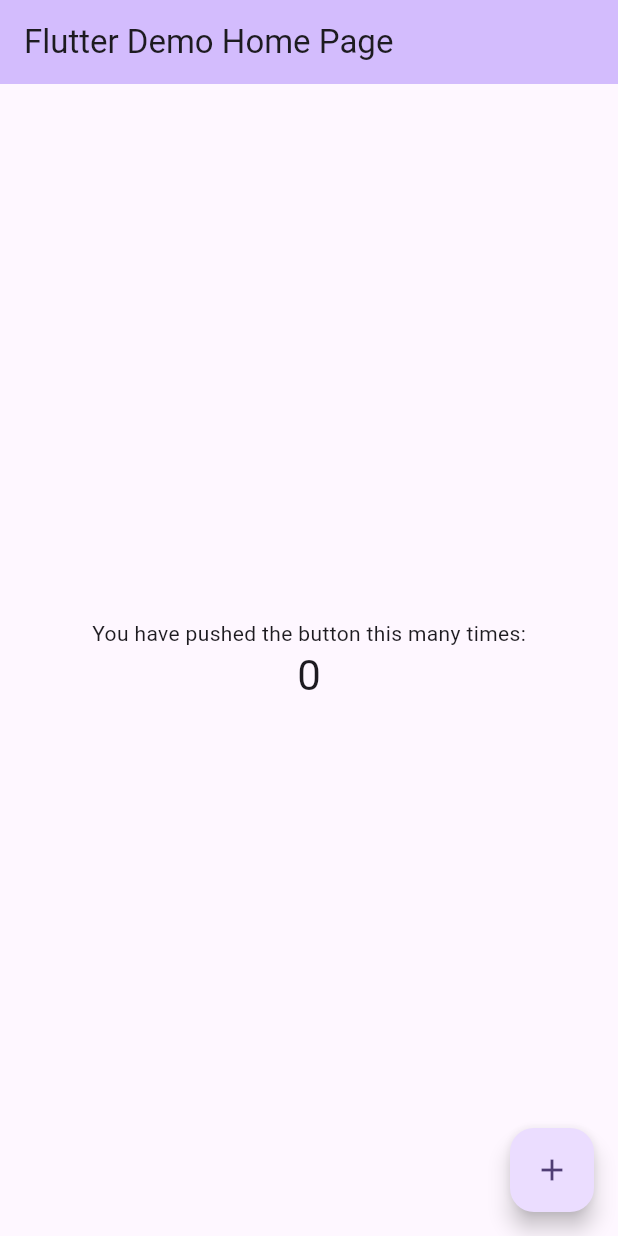
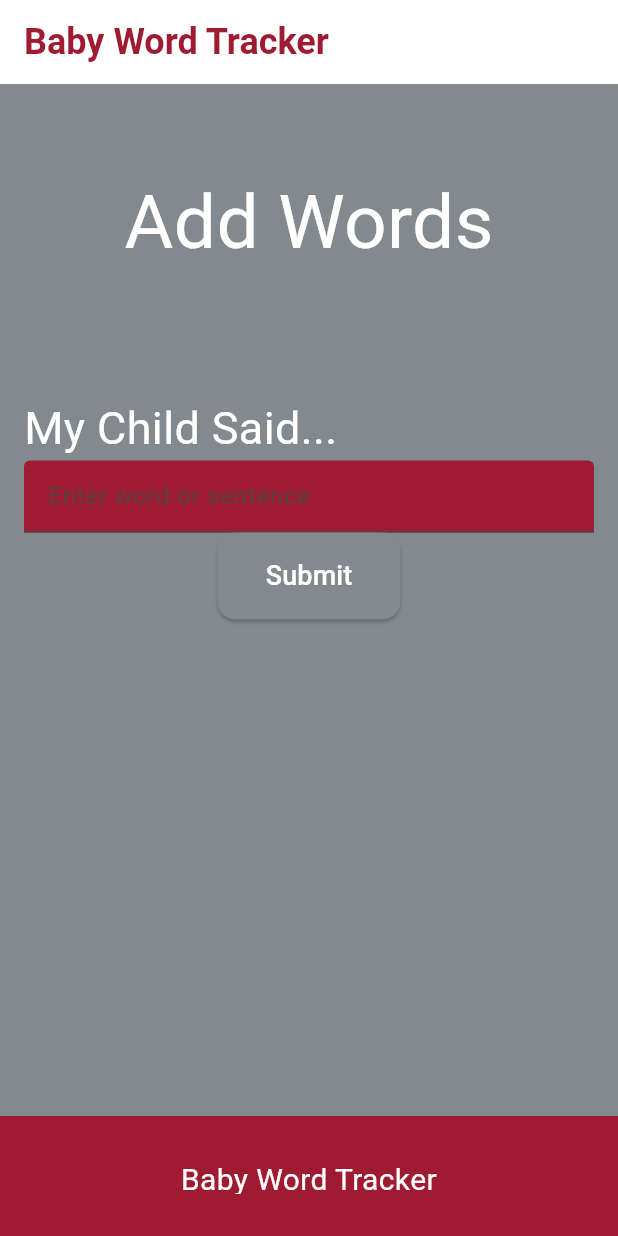
Before and after one commit to Baby-Words-Tracker/Baby_Words, a Flutter app: the screen it shows after launch, on a phone screen of 412 x 824 dp. Run offline on Flutter 3.47's test engine with Material 3 defaults, Android fonts, the phone set to English and light mode, and no system bars; our stand-ins replace cloud_firestore, firebase_core; accounts and stored records are empty.

Commit message:
UI for 'add a word' page

```diff
--- a/baby_words_tracker/lib/main.dart
+++ b/baby_words_tracker/lib/main.dart
@@ -19,25 +19,10 @@ class MyApp extends StatelessWidget {
     return MaterialApp(
       title: 'Flutter Demo',
       theme: ThemeData(
-        // This is the theme of your application.
-        //
-        // TRY THIS: Try running your application with "flutter run". You'll see
-        // the application has a purple toolbar. Then, without quitting the app,
-        // try changing the seedColor in the colorScheme below to Colors.green
-        // and then invoke "hot reload" (save your changes or press the "hot
-        // reload" button in a Flutter-supported IDE, or press "r" if you used
-        // the command line to start the app).
-        //
-        // Notice that the counter didn't reset back to zero; the application
-        // state is not lost during the reload. To reset the state, use hot
-        // restart instead.
-        //
-        // This works for code too, not just values: Most code changes can be
-        // tested with just a hot reload.
-        colorScheme: ColorScheme.fromSeed(seedColor: Colors.deepPurple),
+        colorScheme: ColorScheme.fromSeed(seedColor: Colors.redAccent),
         useMaterial3: true,
       ),
-      home: const MyHomePage(title: 'Flutter Demo Home Page'),
+      home: const MyHomePage(title: 'Baby Word Tracker'),
     );
   }
 }
@@ -61,18 +46,6 @@ class MyHomePage extends StatefulWidget {
 }
 
 class _MyHomePageState extends State<MyHomePage> {
-  int _counter = 0;
-
-  void _incrementCounter() {
-    setState(() {
-      // This call to setState tells the Flutter framework that something has
-      // changed in this State, which causes it to rerun the build method below
-      // so that the display can reflect the updated values. If we changed
-      // _counter without calling setState(), then the build method would not be
-      // called again, and so nothing would appear to happen.
-      _counter++;
-    });
-  }
 
   @override
   Widget build(BuildContext context) {
@@ -83,49 +56,71 @@ class _MyHomePageState extends State<MyHomePage> {
     // fast, so that you can just rebuild anything that needs updating rather
     // than having to individually change instances of widgets.
     return Scaffold(
+      backgroundColor: Color(0xFF828A8F),
       appBar: AppBar(
-        // TRY THIS: Try changing the color here to a specific color (to
-        // Colors.amber, perhaps?) and trigger a hot reload to see the AppBar
-        // change color while the other colors stay the same.
-        backgroundColor: Theme.of(context).colorScheme.inversePrimary,
-        // Here we take the value from the MyHomePage object that was created by
-        // the App.build method, and use it to set our appbar title.
-        title: Text(widget.title),
+        backgroundColor: Colors.white,
+        title: Text(widget.title, style: const TextStyle(color: Color(0xFF9E1B32),
+                                                         fontSize: 24,
+                                                         fontWeight: FontWeight.bold,
+                                                        ),
+                    ),
       ),
-      body: Center(
-        // Center is a layout widget. It takes a single child and positions it
-        // in the middle of the parent.
+      bottomNavigationBar: const BottomAppBar(
+        color: Color(0xFF9E1B32),
+        child: Padding(
+        padding: EdgeInsets.all(16.0),
+        child: Text('Baby Word Tracker', style: TextStyle(color: Colors.white, fontSize: 20), textAlign: TextAlign.center,
+                ),
+  ),
+),
+      body: Padding(
+        padding: const EdgeInsets.all(16.0),
         child: Column(
-          // Column is also a layout widget. It takes a list of children and
-          // arranges them vertically. By default, it sizes itself to fit its
-          // children horizontally, and tries to be as tall as its parent.
-          //
-          // Column has various properties to control how it sizes itself and
-          // how it positions its children. Here we use mainAxisAlignment to
-          // center the children vertically; the main axis here is the vertical
-          // axis because Columns are vertical (the cross axis would be
-          // horizontal).
-          //
-          // TRY THIS: Invoke "debug painting" (choose the "Toggle Debug Paint"
-          // action in the IDE, or press "p" in the console), to see the
-          // wireframe for each widget.
-          mainAxisAlignment: MainAxisAlignment.center,
+          crossAxisAlignment: CrossAxisAlignment.start,
           children: <Widget>[
-            const Text(
-              'You have pushed the button this many times:',
+          const SizedBox(
+            height : 40,
+          ),
+          const Center(
+            child: Text(
+              'Add Words',
+              style: TextStyle(color: Colors.white, fontSize: 50)
             ),
-            Text(
-              '$_counter',
-              style: Theme.of(context).textTheme.headlineMedium,
+          ),
+          const SizedBox(
+            height : 80,
+            ),
+          const Text(
+            'My Child Said...',
+            style: TextStyle(color: Colors.white, fontSize: 30)
+          ),
+          const TextField(
+            decoration: InputDecoration(
+            //border: OutlineInputBorder(),
+            hintText: 'Enter word or sentence',
+            filled: true,
+            fillColor: Color(0xFF9E1B32),
+            ),
+          ),
+            Center(
+              //submit button currently doesn't do anything
+              child: ElevatedButton(
+                    onPressed: () {},
+                    style: ElevatedButton.styleFrom(
+                      backgroundColor: Color(0xFF828A8F), // Button color
+                      foregroundColor: Colors.white, // Text color
+                      shape: RoundedRectangleBorder(
+                            borderRadius: BorderRadius.circular(12), // Rounded rectangle shape
+                      ),
+                      padding: const EdgeInsets.symmetric(horizontal: 32, vertical: 16), // Button size
+                    ),
+                    child: const Text('Submit', style: TextStyle(fontSize: 18)),
+              ),
             ),
           ],
         ),
       ),
-      floatingActionButton: FloatingActionButton(
-        onPressed: _incrementCounter,
-        tooltip: 'Increment',
-        child: const Icon(Icons.add),
-      ), // This trailing comma makes auto-formatting nicer for build methods.
+
     );
   }
 }
```
